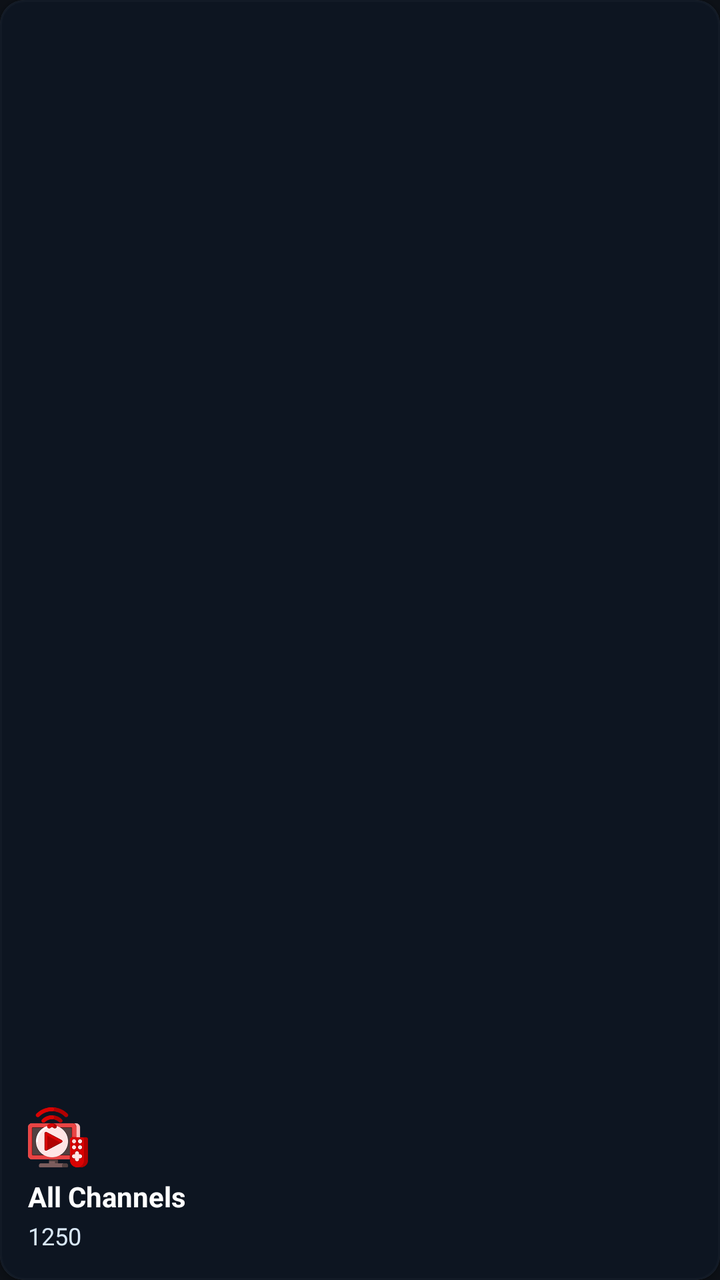
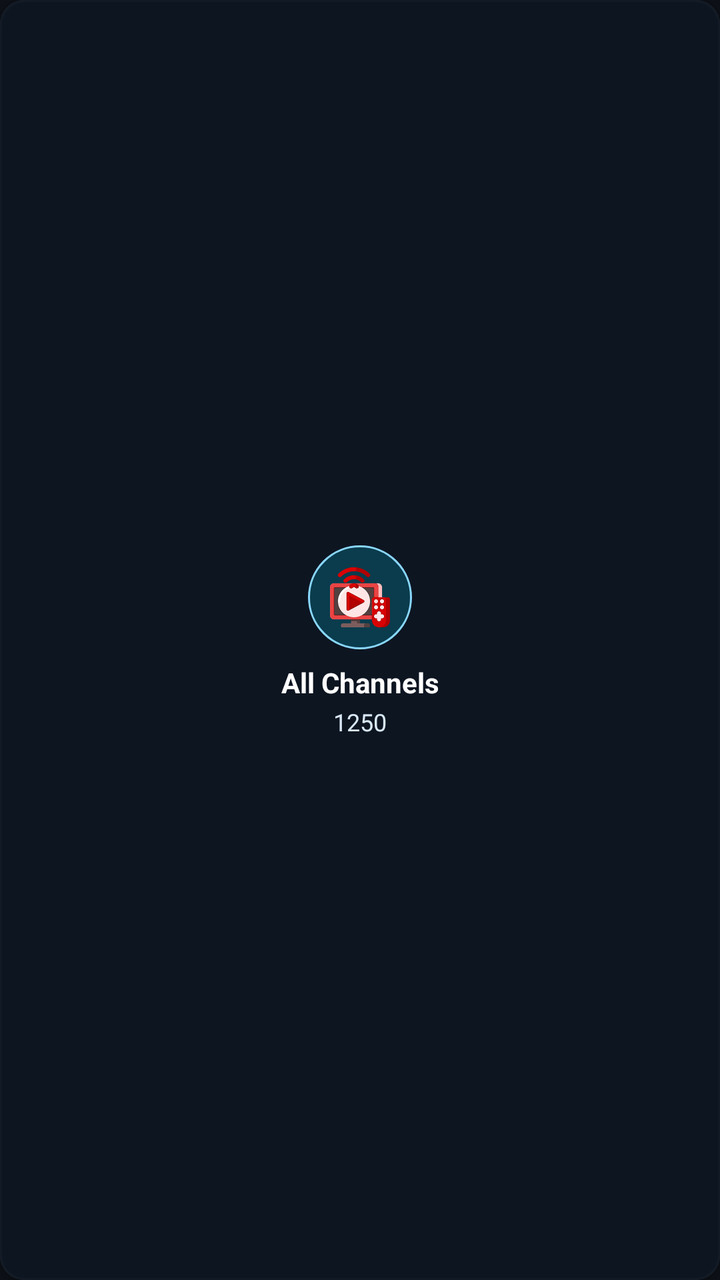

The first picture is an Android layout as it rendered before a commit; the second is the same layout after the commit. The layout source and the unified diff follow.
<!-- AndroidManifest.xml: application theme AppTheme -->
<!-- res/layout/item_category_card.xml -->
<?xml version="1.0" encoding="utf-8"?>
<androidx.cardview.widget.CardView xmlns:android="http://schemas.android.com/apk/res/android"
    xmlns:app="http://schemas.android.com/apk/res-auto"
    android:id="@+id/cardBackground"
    android:layout_width="184dp"
    android:layout_height="128dp"
    android:layout_marginEnd="12dp"
    android:clickable="true"
    android:focusable="true"
    app:cardCornerRadius="12dp"
    app:cardElevation="2dp">

    <FrameLayout
        android:layout_width="match_parent"
        android:layout_height="match_parent"
        android:background="@drawable/bg_category_card">

        <ImageView
            android:id="@+id/categoryBackdrop"
            android:layout_width="match_parent"
            android:layout_height="match_parent"
            android:contentDescription="@null"
            android:scaleType="centerCrop" />

        <View
            android:layout_width="match_parent"
            android:layout_height="match_parent"
            android:background="#AA07111F" />

        <LinearLayout
            android:layout_width="match_parent"
            android:layout_height="match_parent"
            android:gravity="bottom|start"
            android:orientation="vertical"
            android:padding="14dp">

            <ImageView
                android:id="@+id/categoryIcon"
                android:layout_width="30dp"
                android:layout_height="30dp"
                android:src="@drawable/ic_live_tv" />

            <TextView
                android:id="@+id/categoryName"
                android:layout_width="wrap_content"
                android:layout_height="wrap_content"
                android:layout_marginTop="5dp"
                android:text="All Channels"
                android:textColor="@color/white"
                android:textSize="14sp"
                android:textStyle="bold" />

            <TextView
                android:id="@+id/categoryCount"
                android:layout_width="wrap_content"
                android:layout_height="wrap_content"
                android:layout_marginTop="2dp"
                android:text="1250"
                android:textColor="#D9E8F7"
                android:textSize="12sp" />
        </LinearLayout>

        <View
            android:id="@+id/focusOutline"
            android:layout_width="match_parent"
            android:layout_height="match_parent"
            android:background="@drawable/bg_category_focus_outline"
            android:visibility="gone" />
    </FrameLayout>

</androidx.cardview.widget.CardView>
<!-- resources referenced by this layout -->
<resources>
  <color name="white">#FFFFFF</color>
  <!-- drawable bg_category_card (drawable) -->
  <?xml version="1.0" encoding="utf-8"?>
  <shape xmlns:android="http://schemas.android.com/apk/res/android"
      android:shape="rectangle">
      <solid android:color="#1A1E27" />
      <corners android:radius="12dp" />
      <stroke
          android:width="1dp"
          android:color="#2A2E37" />
  </shape>
  <!-- drawable bg_category_focus_outline (drawable) -->
  <?xml version="1.0" encoding="utf-8"?>
  <shape xmlns:android="http://schemas.android.com/apk/res/android" android:shape="rectangle">
      <corners android:radius="12dp" />
      <solid android:color="@android:color/transparent" />
      <stroke android:width="2dp" android:color="#8AD7FF" />
  </shape>
  <!-- drawable ic_live_tv: png bitmap (drawable, 15448 bytes) -->
  <style name="AppTheme" parent="Theme.AppCompat.NoActionBar">
          
          <item name="colorPrimary">@color/primary_blue</item>
          <item name="colorPrimaryDark">@color/dark_background</item>
          <item name="colorAccent">@color/accent_blue</item>
  
          
          <item name="android:windowBackground">@color/dark_background</item>
          <item name="android:colorBackground">@color/dark_background</item>
  
          
          <item name="android:textColorPrimary">@color/text_primary</item>
          <item name="android:textColorSecondary">@color/text_secondary</item>
  
          
          <item name="android:windowDrawsSystemBarBackgrounds">true</item>
      </style>
  <color name="primary_blue">#2196F3</color>
  <color name="dark_background">#0D1117</color>
  <color name="accent_blue">#64B5F6</color>
  <color name="text_primary">#FFFFFF</color>
  <color name="text_secondary">#B0B0B0</color>
</resources>

<!-- the commit's change to res/layout/item_category_card.xml (unified diff, before → after) -->
@@ -30,34 +30,49 @@
         <LinearLayout
             android:layout_width="match_parent"
             android:layout_height="match_parent"
-            android:gravity="bottom|start"
+            android:gravity="center"
             android:orientation="vertical"
             android:padding="14dp">
 
-            <ImageView
-                android:id="@+id/categoryIcon"
-                android:layout_width="30dp"
-                android:layout_height="30dp"
-                android:src="@drawable/ic_live_tv" />
+            <FrameLayout
+                android:layout_width="56dp"
+                android:layout_height="56dp">
+
+                <View
+                    android:id="@+id/iconGlow"
+                    android:layout_width="52dp"
+                    android:layout_height="52dp"
+                    android:layout_gravity="center"
+                    android:background="@drawable/bg_category_icon_glow" />
+
+                <ImageView
+                    android:id="@+id/categoryIcon"
+                    android:layout_width="30dp"
+                    android:layout_height="30dp"
+                    android:layout_gravity="center"
+                    android:src="@drawable/ic_live_tv" />
+            </FrameLayout>
 
             <TextView
                 android:id="@+id/categoryName"
-                android:layout_width="wrap_content"
+                android:layout_width="match_parent"
                 android:layout_height="wrap_content"
                 android:layout_marginTop="5dp"
                 android:text="All Channels"
                 android:textColor="@color/white"
                 android:textSize="14sp"
-                android:textStyle="bold" />
+                android:textStyle="bold"
+                android:gravity="center" />
 
             <TextView
                 android:id="@+id/categoryCount"
-                android:layout_width="wrap_content"
+                android:layout_width="match_parent"
                 android:layout_height="wrap_content"
                 android:layout_marginTop="2dp"
                 android:text="1250"
                 android:textColor="#D9E8F7"
-                android:textSize="12sp" />
+                android:textSize="12sp"
+                android:gravity="center" />
         </LinearLayout>
 
         <View
<!-- resource entries referenced after the edit -->
@@ -17,6 +17,12 @@
       <corners android:radius="12dp" />
       <solid android:color="@android:color/transparent" />
       <stroke android:width="2dp" android:color="#8AD7FF" />
+  </shape>
+  <!-- drawable bg_category_icon_glow (drawable) -->
+  <?xml version="1.0" encoding="utf-8"?>
+  <shape xmlns:android="http://schemas.android.com/apk/res/android" android:shape="oval">
+      <solid android:color="#3300D7FF" />
+      <stroke android:width="1dp" android:color="#8AD7FF" />
   </shape>
   <!-- drawable ic_live_tv: png bitmap (drawable, 15448 bytes) -->
   <style name="AppTheme" parent="Theme.AppCompat.NoActionBar">
